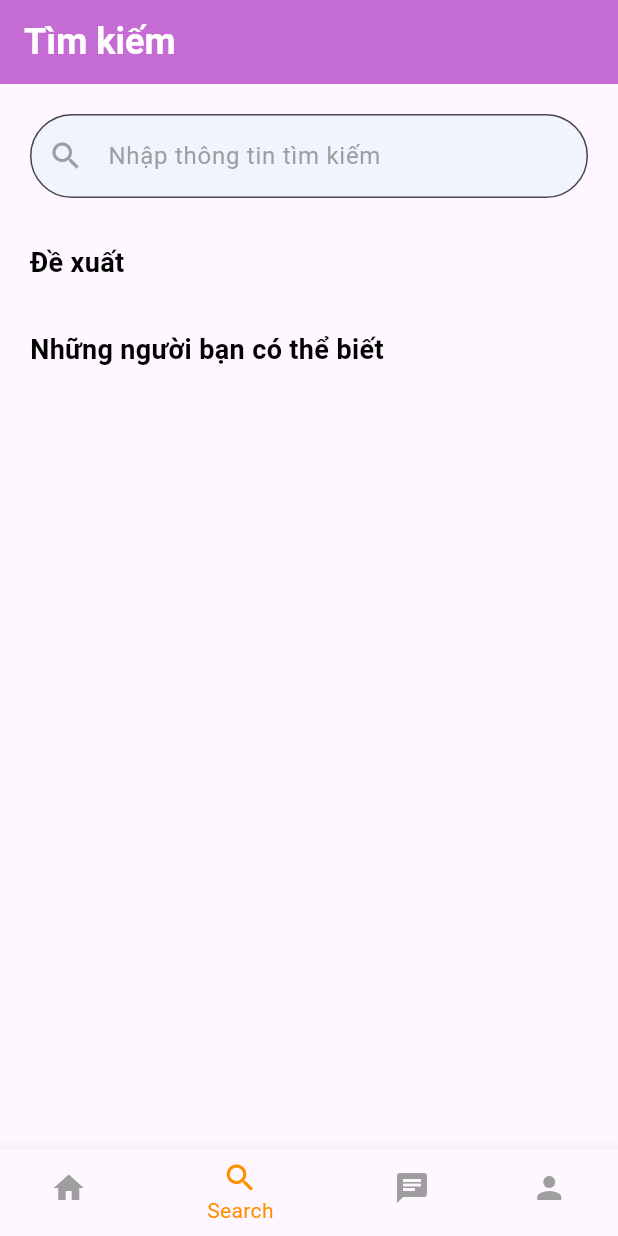
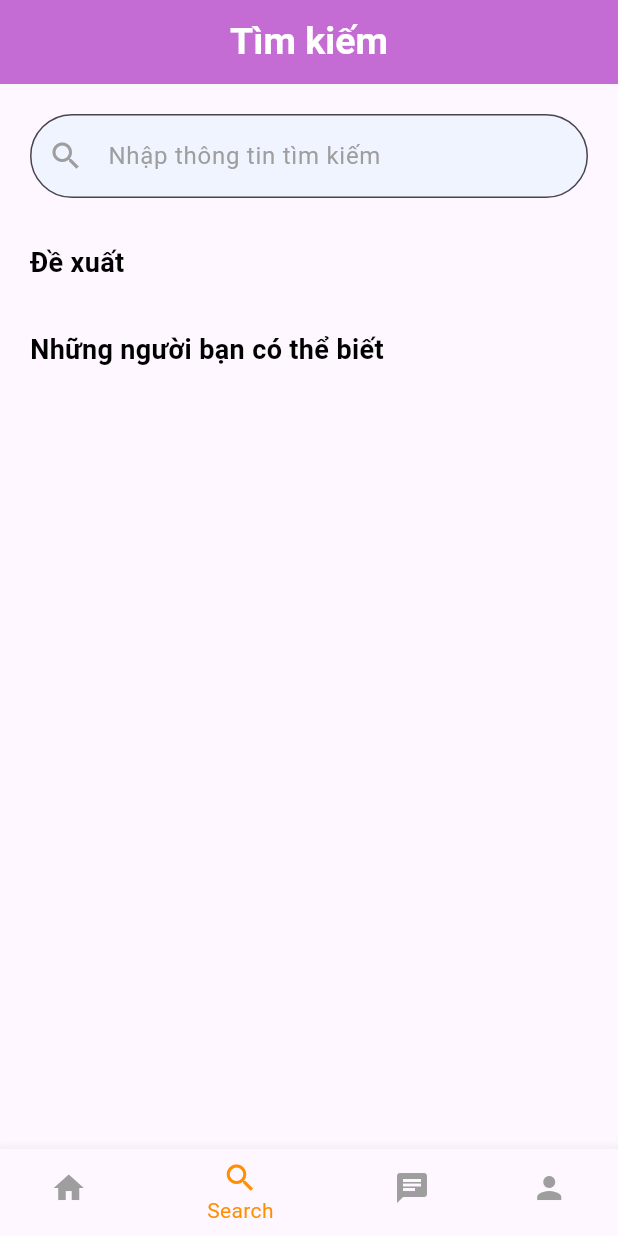
Before and after one commit to hthinh21/SocialApp_Flutter, a Flutter app: the screen it shows after launch, item 2 of the bottom bar chosen, on a phone screen of 412 x 824 dp. Run offline on Flutter 3.47's test engine with Material 3 defaults, Android fonts, the phone set to English and light mode, and no system bars; our stand-ins replace socket_io_client; network calls fail.

Commit message:
fix chat, add time, UI

```diff
--- a/lib/screens/chat/chat_list_screen.dart
+++ b/lib/screens/chat/chat_list_screen.dart
@@ -60,8 +60,9 @@ class _ChatListPageState extends State<ChatListPage> {
     return Scaffold(
       backgroundColor: Colors.white,
       appBar: AppBar(
-        title: const Text("Messenger", style: TextStyle(fontWeight: FontWeight.bold, color: Colors.white)),
-        backgroundColor: const Color(0xFF7893FF),
+        title: const Text("Chat", style: TextStyle(fontSize: 25,fontWeight: FontWeight.bold, color: Colors.white)),
+        centerTitle: true,
+        backgroundColor: const Color.fromARGB(255, 196, 108, 211),
       ),
       body: isLoading
           ? const Center(child: CircularProgressIndicator())
--- a/lib/screens/home_screen.dart
+++ b/lib/screens/home_screen.dart
@@ -1,7 +1,7 @@
 import 'package:flutter/material.dart';
-import 'package:mobile_project/screens/chat/chat_screen.dart';
 import 'package:mobile_project/screens/search_screen.dart';
 import 'package:mobile_project/widgets/defaultwidget.dart';
+import 'package:mobile_project/screens/chat/chat_list_screen.dart';
 
 class Homepage extends StatefulWidget {
   const Homepage({super.key});
@@ -29,7 +29,7 @@ class _MainpageState extends State<Homepage> {
         return const SearchPage();
 
       case 2:
-        return const MessagesPage();
+        return const ChatListPage();
       case 3:
         nameWidgets = "Profile";
         break;
@@ -45,12 +45,13 @@ class _MainpageState extends State<Homepage> {
     return Scaffold(
       appBar: _selectedIndex == 0
           ? AppBar(
-              title: const Text("Social App"),
+              title: const Text("Social App", style: TextStyle(fontSize: 25, fontWeight: FontWeight.bold, color: Colors.white)),
               centerTitle: true,
               backgroundColor: const Color.fromARGB(255, 196, 108, 211),
               actions: [
                 IconButton(
                   icon: const Icon(Icons.notifications),
+                  color: Colors.white,
                   onPressed: () {},
                 ),
               ],
--- a/lib/screens/search_screen.dart
+++ b/lib/screens/search_screen.dart
@@ -140,14 +140,16 @@ class _SearchPageState extends State<SearchPage> {
 
     return Scaffold(
       appBar: AppBar(
+        centerTitle: true,
         backgroundColor: const Color.fromARGB(255, 196, 108, 211),
         title: const Text(
           'Tìm kiếm',
           style: TextStyle(
-            fontSize: 24,
+            fontSize: 25,
             fontWeight: FontWeight.bold,
             color: Colors.white,
           ),
+
         ),
         elevation: 0,
       ),
```
Also changed, not shown: lib/screens/chat/chat_detail_screen.dart (+55 -15 lines).
